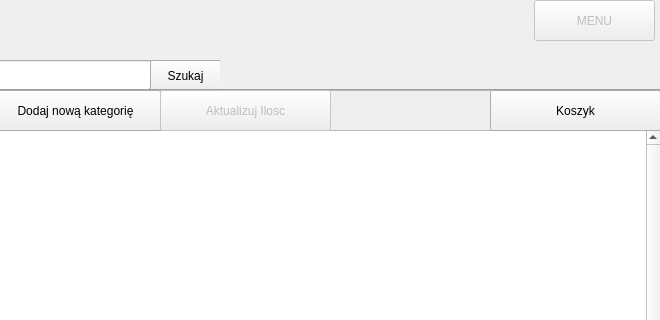
Above: Sklepzelektronika/aplikacja_sklepu.ui from kapi2700/Sklepzelektronika before the change; both pictures show x 620 to 1280 and y 0 to 320 of the 1280 by 720 pixel window. Below: the same form after it.
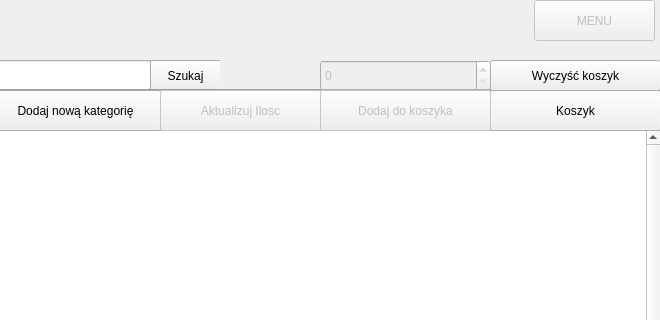
That is the form after the change.

```diff
--- a/Sklepzelektronika/aplikacja_sklepu.ui
+++ b/Sklepzelektronika/aplikacja_sklepu.ui
@@ -810,7 +810,7 @@
         <rect>
          <x>780</x>
          <y>0</y>
-         <width>171</width>
+         <width>161</width>
          <height>41</height>
         </rect>
        </property>
@@ -818,6 +818,48 @@
         <string>Aktualizuj Ilosc</string>
        </property>
       </widget>
+      <widget class="QPushButton" name="dodajdokoszyka_btn">
+       <property name="enabled">
+        <bool>false</bool>
+       </property>
+       <property name="geometry">
+        <rect>
+         <x>940</x>
+         <y>0</y>
+         <width>171</width>
+         <height>41</height>
+        </rect>
+       </property>
+       <property name="text">
+        <string>Dodaj do koszyka</string>
+       </property>
+      </widget>
+     </widget>
+     <widget class="QPushButton" name="wyczysckoszyk_btn">
+      <property name="geometry">
+       <rect>
+        <x>1110</x>
+        <y>0</y>
+        <width>171</width>
+        <height>31</height>
+       </rect>
+      </property>
+      <property name="text">
+       <string>Wyczyść koszyk</string>
+      </property>
+     </widget>
+     <widget class="QSpinBox" name="ilosc_dodawana">
+      <property name="enabled">
+       <bool>false</bool>
+      </property>
+      <property name="geometry">
+       <rect>
+        <x>940</x>
+        <y>0</y>
+        <width>171</width>
+        <height>31</height>
+       </rect>
+      </property>
      </widget>
     </widget>
     <widget class="QWidget" name="transakcje_page">
```
Left out of the diff: 3 changed lines with no effect on the pictures.
